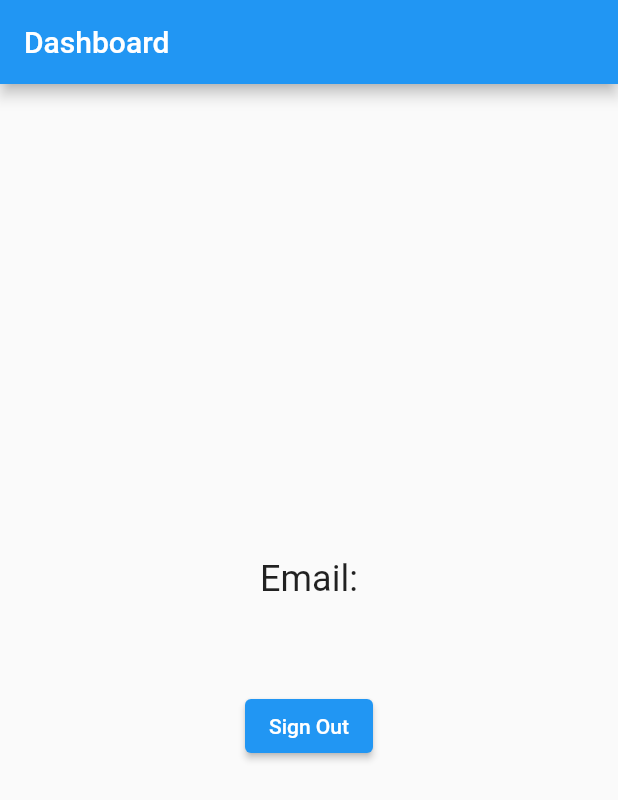
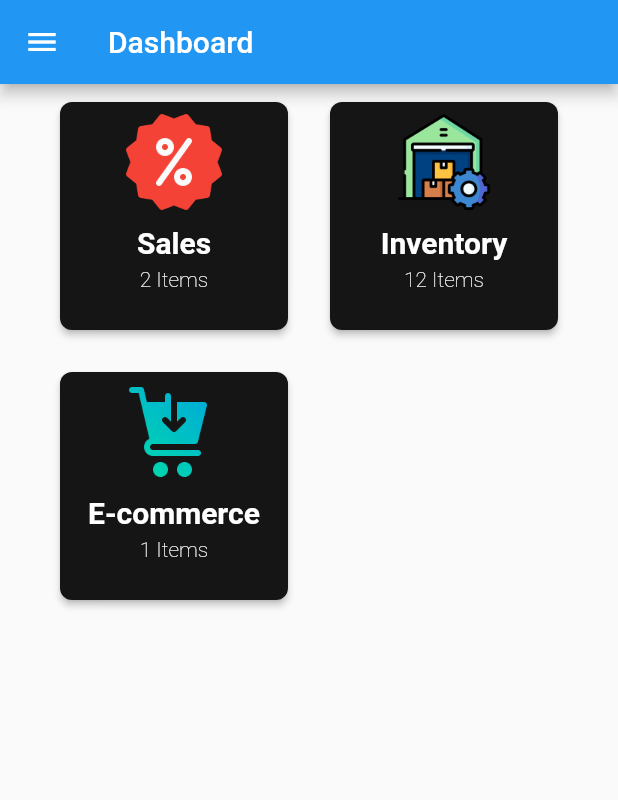
Before and after one commit to NjiruClinton/fir-dev-wave, a Flutter app: the screen it shows once a user with an empty profile is signed in, on a phone screen of 412 x 824 dp. Shown: the top 800 px of the screen. Run offline on Flutter 3.47's test engine with Material 2 defaults, Android fonts, the phone set to English and light mode, and no system bars; our stand-ins replace bloc, email_validator, equatable, firebase_auth, firebase_core, flutter_bloc and 1 more; missing offline and left inert: flutter_share; accounts and stored records are empty.

Commit message:
Dashboard and sidemenu

```diff
--- a/lib/data/presentation/dashboard/dashboard.dart
+++ b/lib/data/presentation/dashboard/dashboard.dart
@@ -1,7 +1,9 @@
 
 import 'package:firebase_auth/firebase_auth.dart';
+import 'package:flutter/cupertino.dart';
 import 'package:flutter/material.dart';
 import 'package:flutter_bloc/flutter_bloc.dart';
+import 'package:wave/data/presentation/dashboard/navbar.dart';
 
 import '../../../bloc/auth_bloc.dart';
 import '../sign_in/sign_in.dart';
@@ -14,6 +16,7 @@ class Dashboard extends StatelessWidget {
     // Getting the user from the FirebaseAuth Instance
     final user = FirebaseAuth.instance.currentUser!;
     return Scaffold(
+      drawer: Navbar(),
       appBar: AppBar(
         title: const Text('Dashboard'),
       ),
@@ -27,33 +30,198 @@ class Dashboard extends StatelessWidget {
             );
           }
         },
+        child: Column(
+          crossAxisAlignment: CrossAxisAlignment.start,
+          children: [
+            Padding(padding: const EdgeInsets.all(8.0),
             child: Center(
+              child: Wrap(
+                spacing: 20.0,
+                runSpacing: 20.0,
+                children: [
+                  GestureDetector( child: SizedBox(
+                    width: 160.0,
+                    height: 160.0,
+                    child: Card(
+                      color: Color.fromARGB(255, 21, 21, 21),
+                      elevation: 2.0,
+                      shape: RoundedRectangleBorder(
+                        borderRadius: BorderRadius.circular(8.0)
+                      ),
+                      child: Center(
+                        child: Padding(
+                          padding: const EdgeInsets.all(8.0),
                           child: Column(
-            mainAxisAlignment: MainAxisAlignment.center,
                             children: [
-              Text(
-                'Email: \n ${user.email}',
-                style: const TextStyle(fontSize: 24),
-                textAlign: TextAlign.center,
+                              Image.asset("assets/sale.png", width: 64.0,),
+                              SizedBox(height: 10.0,),
+                              Text("Sales", style: TextStyle(
+                                color: Colors.white,
+                                fontWeight: FontWeight.bold,
+                                fontSize: 20.0
+                              ),),
+                              SizedBox(height: 5.0, ),
+                              Text("2 Items", style: TextStyle(
+                                  color: Colors.white,
+                                      fontWeight: FontWeight.w100,
+                              ),)
+                            ],
                           ),
-              user.photoURL != null
-                  ? Image.network("${user.photoURL}")
-                  : Container(),
-              user.displayName != null
-                  ? Text("${user.displayName}")
-                  : Container(),
-              const SizedBox(height: 16),
-              ElevatedButton(
-                child: const Text('Sign Out'),
-                onPressed: () {
-                  // Signing out the user
-                  context.read<AuthBloc>().add(SignOutRequested());
+                        ),
+                      ),
+                    ),
+                  ),
+                  onTap: () {
+                    Navigator.push(
+                        context,
+                        MaterialPageRoute(builder: (context) => Sales()));
                   },
                   ),
+
+                 GestureDetector(child: SizedBox(
+                    width: 160.0,
+                    height: 160.0,
+                    child: Card(
+                      color: Color.fromARGB(255, 21, 21, 21),
+                      elevation: 2.0,
+                      shape: RoundedRectangleBorder(
+                          borderRadius: BorderRadius.circular(8.0)
+                      ),
+                      child: Center(
+                        child: Padding(
+                          padding: const EdgeInsets.all(8.0),
+                          child: Column(
+                            children: [
+                              Image.asset("assets/inv.png", width: 64.0,),
+                              SizedBox(height: 10.0,),
+                              Text("Inventory", style: TextStyle(
+                                  color: Colors.white,
+                                  fontWeight: FontWeight.bold,
+                                  fontSize: 20.0
+                              ),),
+                              SizedBox(height: 5.0, ),
+                              Text("12 Items", style: TextStyle(
+                                color: Colors.white,
+                                fontWeight: FontWeight.w100,
+                              ),)
                             ],
                           ),
+                        ),
+                      ),
+                    ),
+                  ),
+                   onTap: () {
+                     Navigator.push(
+                         context,
+                         MaterialPageRoute(builder: (context) => Inv()));
+                   },
+                 ),
+                 GestureDetector(child: SizedBox(
+                    width: 160.0,
+                    height: 160.0,
+                    child: Card(
+                      color: Color.fromARGB(255, 21, 21, 21),
+                      elevation: 2.0,
+                      shape: RoundedRectangleBorder(
+                          borderRadius: BorderRadius.circular(8.0)
+                      ),
+                      child: Center(
+                        child: Padding(
+                          padding: const EdgeInsets.all(8.0),
+                          child: Column(
+                            children: [
+                              Image.asset("assets/ecomm.png", width: 64.0,),
+                              SizedBox(height: 10.0,),
+                              Text("E-commerce", style: TextStyle(
+                                  color: Colors.white,
+                                  fontWeight: FontWeight.bold,
+                                  fontSize: 20.0
+                              ),),
+                              SizedBox(height: 5.0, ),
+                              Text("1 Items", style: TextStyle(
+                                color: Colors.white,
+                                fontWeight: FontWeight.w100,
+                              ),)
+                            ],
+                          ),
+                        ),
+                      ),
+                    ),
+                  ),
+                   onTap: () {
+                     Navigator.push(
+                         context,
+                         MaterialPageRoute(builder: (context) => Ecomm()));
+                   },
+                 ),
+
+                ],
+              ),
+            ),
+            )
+          ],
         ),
       ),
     );
   }
 }
+
+class Sales extends StatelessWidget {
+
+  @override
+  Widget build(BuildContext context) {
+    return Scaffold(
+      appBar: AppBar(
+        title: const Text('Sales'),
+      ),
+      body: Center(
+        child: ElevatedButton(
+          onPressed: () {
+            Navigator.pop(context);
+          },
+          child: const Text('Go back!'),
+        ),
+      ),
+    );
+  }
+}
+
+class Inv extends StatelessWidget {
+
+  @override
+  Widget build(BuildContext context) {
+    return Scaffold(
+      appBar: AppBar(
+        title: const Text('Inventory'),
+      ),
+      body: Center(
+        child: ElevatedButton(
+          onPressed: () {
+            Navigator.pop(context);
+          },
+          child: const Text('Go back!'),
+        ),
+      ),
+    );
+  }
+}
+
+class Ecomm extends StatelessWidget {
+
+  @override
+  Widget build(BuildContext context) {
+    return Scaffold(
+      appBar: AppBar(
+        title: const Text('E-commerce'),
+      ),
+      body: Center(
+        child: ElevatedButton(
+          onPressed: () {
+            Navigator.pop(context);
+          },
+          child: const Text('Go back!'),
+        ),
+      ),
+    );
+  }
+}
```
Also changed, not shown: lib/data/presentation/dashboard/navbar.dart (added, +205 -0 lines), pubspec.yaml (+5 -3 lines), assets/ecomm.png (added), assets/images/food1.jpg (deleted), assets/images/w1.png (deleted), assets/inv.png (added), assets/sale.png (added), assets/screenshot.jpeg (renamed from assets/images/screenshot.jpeg), pubspec.lock, 3 other files. Lines whose indentation alone changed are shown as unchanged.
